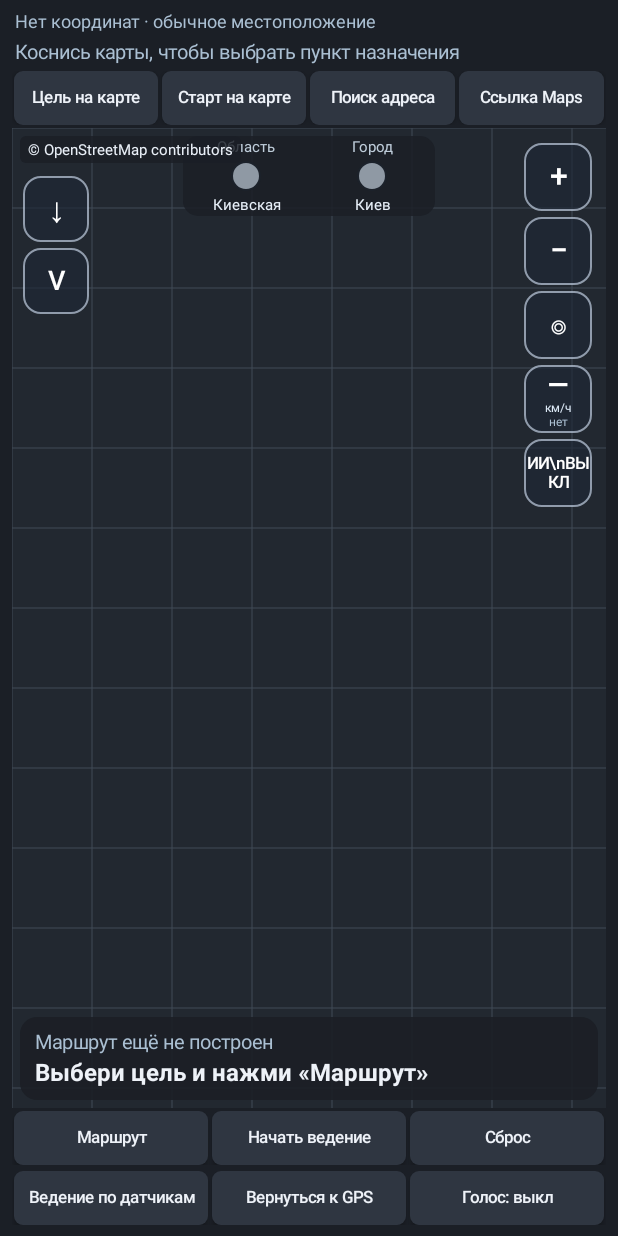
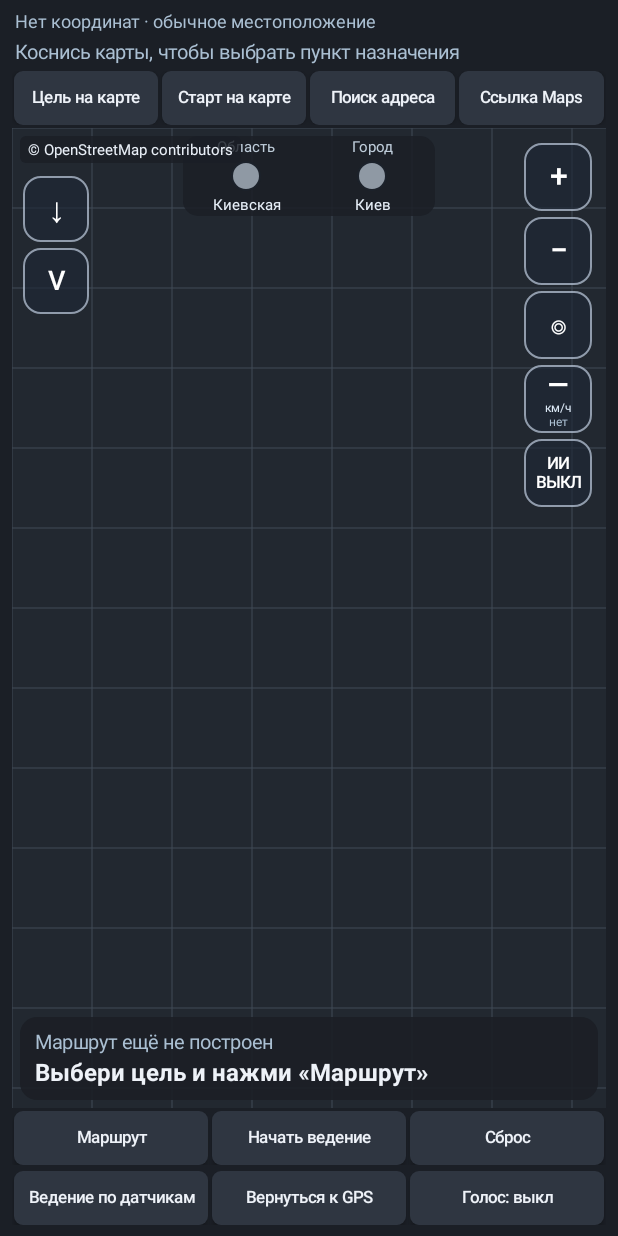
Before and after one commit to morozfiles/gps, an Android app: the NavigatorActivity screen opened directly, with no data from a screen before it, on a phone screen of 412 x 824 dp. Run offline under Robolectric (Android 15) with nearby library versions, the phone set to English and light mode, and no system bars.

Commit message:
Use actual two-line label and readable line breaks for the AI map toggle and learning profile

```diff
--- a/app/src/main/java/ua/obdgps/nav/NavigatorActivity.kt
+++ b/app/src/main/java/ua/obdgps/nav/NavigatorActivity.kt
@@ -132,7 +132,7 @@ class NavigatorActivity : Activity() {
     private fun refreshLearnedDrButton(){
         if(!::learnedDrButton.isInitialized)return
         val enabled=State.learnedDrEnabled
-        learnedDrButton.text=if(enabled)"ИИ\\nВКЛ" else "ИИ\\nВЫКЛ"
+        learnedDrButton.text=if(enabled)"ИИ\nВКЛ" else "ИИ\nВЫКЛ"
         learnedDrButton.contentDescription=if(enabled)
             "Выключить нейросетевые поправки к инерциальной навигации"
         else "Включить нейросетевые поправки к инерциальной навигации"
@@ -268,7 +268,7 @@ class NavigatorActivity : Activity() {
         zoom.addView(speedBadge,
             LinearLayout.LayoutParams(dp(45),dp(45)).apply{topMargin=dp(4)})
         State.learnedDrEnabled=NavigatorPrefs(this).learnedDrEnabled
-        learnedDrButton=mapControl("ИИ\\nВЫКЛ"){
+        learnedDrButton=mapControl("ИИ\nВЫКЛ"){
             val enabled=!State.learnedDrEnabled
             State.learnedDrEnabled=enabled
             NavigatorPrefs(this).learnedDrEnabled=enabled
@@ -282,9 +282,9 @@ class NavigatorActivity : Activity() {
             setOnLongClickListener {
                 AlertDialog.Builder(this@NavigatorActivity)
                     .setTitle("Профиль обучения GPS / инерциальной системы")
-                    .setMessage(State.learnedDrStatus+"\\n\\n"+
+                    .setMessage(State.learnedDrStatus+"\n\n"+
                         State.learnedDrDetail+
-                        "\\n\\nОбучение идёт только в тесте двух треков. "+
+                        "\n\nОбучение идёт только в тесте двух треков. "+
                         "GPS во время DR не используется для нейросетевых поправок.")
                     .setPositiveButton("Закрыть",null).show()
                 true
```
